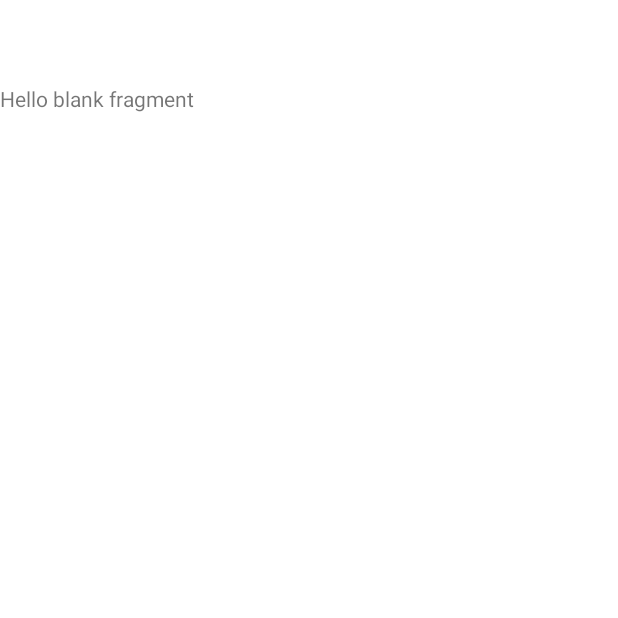
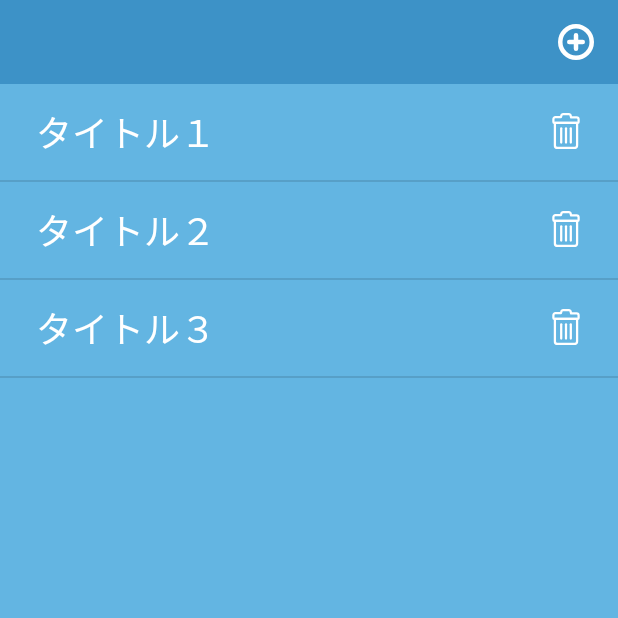
Before and after one commit to tokonatu55/todolist, an Android app: the screen it shows after launch (MainActivity), on a phone screen of 412 x 824 dp, the top half of it. Before the commit the part shown is almost empty. Run offline under Robolectric (Android 15) with nearby library versions, the phone set to English and light mode, and no system bars.

Commit message:
ダイアログ表示

```diff
--- a/TodoListApp/app/src/main/AndroidManifest.xml
+++ b/TodoListApp/app/src/main/AndroidManifest.xml
@@ -14,6 +14,7 @@
         tools:targetApi="31">
         <activity
             android:name=".ui.MainActivity"
+            android:theme="@style/Theme.TodoListApp"
             android:exported="true">
             <intent-filter>
                 <action android:name="android.intent.action.MAIN" />
--- a/TodoListApp/app/src/main/java/com/example/todolistapp/ui/MainActivity.java
+++ b/TodoListApp/app/src/main/java/com/example/todolistapp/ui/MainActivity.java
@@ -1,11 +1,13 @@
 package com.example.todolistapp.ui;
 
 import android.os.Bundle;
+import android.view.View;
 import android.widget.FrameLayout;
 
 import androidx.activity.EdgeToEdge;
 import androidx.appcompat.app.AppCompatActivity;
 import androidx.appcompat.widget.Toolbar;
+import androidx.core.content.ContextCompat;
 import androidx.core.graphics.Insets;
 import androidx.core.view.ViewCompat;
 import androidx.core.view.WindowInsetsCompat;
@@ -13,15 +15,18 @@ import androidx.core.view.WindowInsetsCompat;
 import com.example.todolistapp.R;
 import com.example.todolistapp.data.entities.Todo;
 import com.example.todolistapp.data.repositories.TodoRepository;
+import com.example.todolistapp.ui.dialog.CreateTodoListDialogFragment;
 import com.example.todolistapp.ui.todolist.TodoListFragment;
 
 public class MainActivity extends AppCompatActivity {
 
     private Toolbar toolbar;
+    private FrameLayout plusButton;
 
     @Override
     protected void onCreate(Bundle savedInstanceState) {
         super.onCreate(savedInstanceState);
+        getWindow().setStatusBarColor(ContextCompat.getColor(this, R.color.Egg_Blue_Dark_Shade));
         EdgeToEdge.enable(this);
         setContentView(R.layout.activity_main);
         ViewCompat.setOnApplyWindowInsetsListener(findViewById(R.id.main), (v, insets) -> {
@@ -31,6 +36,16 @@ public class MainActivity extends AppCompatActivity {
         });
 
         toolbar = findViewById(R.id.toolbar);
+        setSupportActionBar(toolbar);
+
+        plusButton = findViewById(R.id.plus_view);
+        plusButton.setOnClickListener(new View.OnClickListener() {
+            @Override
+            public void onClick(View v) {
+                new CreateTodoListDialogFragment().show(getSupportFragmentManager(), "");
+            }
+        });
+
         TodoListFragment  fragment = TodoListFragment.newInstance();
 
         getSupportFragmentManager().beginTransaction()
--- /dev/null
+++ b/TodoListApp/app/src/main/java/com/example/todolistapp/ui/dialog/CreateTodoListDialogFragment.java
@@ -0,0 +1,20 @@
+package com.example.todolistapp.ui.dialog;
+
+import android.os.Bundle;
+import android.view.LayoutInflater;
+import android.view.View;
+import android.view.ViewGroup;
+
+import androidx.annotation.NonNull;
+import androidx.annotation.Nullable;
+import androidx.fragment.app.DialogFragment;
+
+import com.example.todolistapp.R;
+
+public class CreateTodoListDialogFragment extends DialogFragment {
+    @Nullable
+    @Override
+    public View onCreateView(@NonNull LayoutInflater inflater, @Nullable ViewGroup container, @Nullable Bundle savedInstanceState) {
+        return inflater.inflate(R.layout.dialog_create_todo_list, container, false);
+    }
+}
--- a/TodoListApp/app/src/main/java/com/example/todolistapp/ui/todolist/TodoListFragment.java
+++ b/TodoListApp/app/src/main/java/com/example/todolistapp/ui/todolist/TodoListFragment.java
@@ -2,15 +2,26 @@ package com.example.todolistapp.ui.todolist;
 
 import android.os.Bundle;
 
+import androidx.annotation.NonNull;
+import androidx.annotation.Nullable;
 import androidx.fragment.app.Fragment;
+import androidx.recyclerview.widget.DividerItemDecoration;
+import androidx.recyclerview.widget.LinearLayoutManager;
+import androidx.recyclerview.widget.RecyclerView;
 
 import android.view.LayoutInflater;
 import android.view.View;
 import android.view.ViewGroup;
 
 import com.example.todolistapp.R;
+import com.example.todolistapp.ui.todolist.adapter.TodoListAdapter;
+
+import java.util.ArrayList;
+import java.util.List;
 
 public class TodoListFragment extends Fragment {
+
+    private RecyclerView recyclerView;
 
     private TodoListFragment() {
     }
@@ -21,13 +32,30 @@ public class TodoListFragment extends Fragment {
     }
 
     @Override
-    public void onCreate(Bundle savedInstanceState) {
-        super.onCreate(savedInstanceState);
-    }
-
-    @Override
     public View onCreateView(LayoutInflater inflater, ViewGroup container,
                              Bundle savedInstanceState) {
         return inflater.inflate(R.layout.fragment_todo_list, container, false);
     }
+
+    @Override
+    public void onViewCreated(@NonNull View view, @Nullable Bundle savedInstanceState) {
+        super.onViewCreated(view, savedInstanceState);
+        recyclerView =  view.findViewById(R.id.recyclerview);
+        LinearLayoutManager layoutManager = new LinearLayoutManager(requireContext());
+        DividerItemDecoration dividerItemDecoration =
+                new DividerItemDecoration(requireContext(),layoutManager.getOrientation());
+        List<String> sampleData = getSampleData();
+        TodoListAdapter todoListAdapter = new TodoListAdapter(sampleData);
+        recyclerView.addItemDecoration(dividerItemDecoration);
+        recyclerView.setLayoutManager(layoutManager);
+        recyclerView.setAdapter(todoListAdapter);
+    }
+
+    private List<String> getSampleData() {
+        List<String> dataset = new ArrayList<>();
+        dataset.add("タイトル１");
+        dataset.add("タイトル２");
+        dataset.add("タイトル３");
+        return dataset;
+    }
 }
--- /dev/null
+++ b/TodoListApp/app/src/main/java/com/example/todolistapp/ui/todolist/adapter/TodoListAdapter.java
@@ -0,0 +1,50 @@
+package com.example.todolistapp.ui.todolist.adapter;
+
+import android.view.LayoutInflater;
+import android.view.View;
+import android.view.ViewGroup;
+import android.widget.TextView;
+
+import androidx.annotation.NonNull;
+import androidx.recyclerview.widget.RecyclerView;
+
+import com.example.todolistapp.R;
+
+import java.util.List;
+
+public class TodoListAdapter extends RecyclerView.Adapter<TodoListAdapter.TodoListViewFolder> {
+
+    private List<String> list;
+
+    public TodoListAdapter(List<String> list) {
+        this.list = list;
+    }
+
+    @NonNull
+    @Override
+    public TodoListViewFolder onCreateViewHolder(@NonNull ViewGroup parent, int viewType) {
+        View inflate = LayoutInflater.from(parent.getContext()).inflate(R.layout.layout_todo_list_item, parent,false);
+        TodoListViewFolder vh = new TodoListViewFolder(inflate);
+        return vh;
+    }
+
+    @Override
+    public void onBindViewHolder(@NonNull TodoListViewFolder holder, int position) {
+        holder.textView.setText(list.get(position));
+    }
+
+    @Override
+    public int getItemCount() {
+        return list.size();
+    }
+
+    class TodoListViewFolder extends RecyclerView.ViewHolder {
+
+        public TextView textView;
+
+        public TodoListViewFolder(@NonNull View itemView) {
+            super(itemView);
+            textView = itemView.findViewById(R.id.title_view);
+        }
+    }
+}
--- /dev/null
+++ b/TodoListApp/app/src/main/res/drawable/ic_delet.xml
@@ -0,0 +1,41 @@
+<vector xmlns:android="http://schemas.android.com/apk/res/android"
+    android:width="24dp"
+    android:height="24dp"
+    android:viewportWidth="24"
+    android:viewportHeight="24">
+  <path
+      android:pathData="M17.7,23.3H6.3c-1,0 -1.7,-0.8 -1.7,-1.7V6.6h14.8v14.9C19.4,22.5 18.6,23.3 17.7,23.3z"
+      android:strokeLineJoin="round"
+      android:strokeWidth="1.5"
+      android:fillColor="#00000000"
+      android:strokeColor="#000000"
+      android:strokeLineCap="round"/>
+  <path
+      android:pathData="M20.4,6V4.2c0,-0.7 -0.6,-1.3 -1.3,-1.3h-3.7L15,1.4C14.8,1 14.5,0.8 14,0.8H10C9.6,0.8 9.2,1 9,1.4L8.6,2.8H4.9c-0.7,0 -1.3,0.6 -1.3,1.3V6c0,0.3 0.3,0.6 0.6,0.6h15.6C20.2,6.6 20.4,6.3 20.4,6z"
+      android:strokeLineJoin="round"
+      android:strokeWidth="1.5"
+      android:fillColor="#00000000"
+      android:strokeColor="#000000"
+      android:strokeLineCap="round"/>
+  <path
+      android:pathData="M8.8,10.2L8.8,19.7"
+      android:strokeLineJoin="round"
+      android:strokeWidth="1.5"
+      android:fillColor="#00000000"
+      android:strokeColor="#000000"
+      android:strokeLineCap="round"/>
+  <path
+      android:pathData="M12,10.2L12,19.7"
+      android:strokeLineJoin="round"
+      android:strokeWidth="1.5"
+      android:fillColor="#00000000"
+      android:strokeColor="#000000"
+      android:strokeLineCap="round"/>
+  <path
+      android:pathData="M15.2,10.2L15.2,19.7"
+      android:strokeLineJoin="round"
+      android:strokeWidth="1.5"
+      android:fillColor="#00000000"
+      android:strokeColor="#000000"
+      android:strokeLineCap="round"/>
+</vector>
--- /dev/null
+++ b/TodoListApp/app/src/main/res/drawable/ic_plus.xml
@@ -0,0 +1,7 @@
+<vector xmlns:android="http://schemas.android.com/apk/res/android" android:height="24dp" android:viewportHeight="96" android:viewportWidth="96" android:width="24dp">
+
+    <path android:fillColor="#FF000000" android:pathData="M66,42H54V30a6,6 0,0 0,-12 0V42H30a6,6 0,0 0,0 12H42V66a6,6 0,0 0,12 0V54H66a6,6 0,0 0,0 -12Z"/>
+
+    <path android:fillColor="#FF000000" android:pathData="M48,0A48,48 0,1 0,96 48,48.051 48.051,0 0,0 48,0ZM48,84A36,36 0,1 1,84 48,36.039 36.039,0 0,1 48,84Z"/>
+
+</vector>
--- a/TodoListApp/app/src/main/res/layout/activity_main.xml
+++ b/TodoListApp/app/src/main/res/layout/activity_main.xml
@@ -1,6 +1,7 @@
 <?xml version="1.0" encoding="utf-8"?>
 <androidx.appcompat.widget.LinearLayoutCompat xmlns:android="http://schemas.android.com/apk/res/android"
     xmlns:tools="http://schemas.android.com/tools"
+    xmlns:app="http://schemas.android.com/apk/res-auto"
     android:id="@+id/main"
     android:layout_width="match_parent"
     android:layout_height="match_parent"
@@ -10,7 +11,31 @@
     <androidx.appcompat.widget.Toolbar
         android:id="@+id/toolbar"
         android:layout_width="match_parent"
-        android:layout_height="?attr/actionBarSize"/>
+        android:layout_height="?attr/actionBarSize"
+        android:background="@color/astronaut_Blue">
+
+        <androidx.appcompat.widget.LinearLayoutCompat
+            android:layout_width="match_parent"
+            android:layout_height="?attr/actionBarSize"
+            android:orientation="horizontal"
+            android:gravity="end">
+
+            <FrameLayout
+                android:id="@+id/plus_view"
+                android:layout_width="?attr/actionBarSize"
+                android:layout_height="?attr/actionBarSize">
+
+                <ImageView
+                    android:layout_width="wrap_content"
+                    android:layout_height="wrap_content"
+                    android:layout_gravity="center"
+                    android:src="@drawable/ic_plus"
+                    app:tint="@color/white"/>
+            </FrameLayout>
+
+        </androidx.appcompat.widget.LinearLayoutCompat>
+
+    </androidx.appcompat.widget.Toolbar>
 
     <FrameLayout
         android:id="@+id/main_container"
--- /dev/null
+++ b/TodoListApp/app/src/main/res/layout/dialog_create_todo_list.xml
@@ -0,0 +1,39 @@
+<?xml version="1.0" encoding="utf-8"?>
+<androidx.appcompat.widget.LinearLayoutCompat xmlns:android="http://schemas.android.com/apk/res/android"
+    android:layout_width="300dp"
+    android:layout_height="200dp"
+    android:orientation="vertical">
+
+    <androidx.appcompat.widget.LinearLayoutCompat
+        android:layout_width="300dp"
+        android:layout_height="200dp"
+        android:orientation="vertical">
+
+        <TextView
+            android:layout_width="wrap_content"
+            android:layout_height="wrap_content"
+            android:layout_gravity="center"
+            android:text="TODO"
+            android:textSize="25sp"
+            android:layout_marginTop="10dp">
+        </TextView>
+
+        <EditText
+            android:layout_width="match_parent"
+            android:layout_height="wrap_content"
+            android:layout_marginLeft="16dp"
+            android:layout_marginRight="16dp"
+            android:layout_marginTop="25dp">
+        </EditText>
+
+        <Button
+            android:layout_width="wrap_content"
+            android:layout_height="wrap_content"
+            android:layout_gravity="center"
+            android:layout_marginTop="20dp"
+            android:text="OK">
+        </Button>
+
+    </androidx.appcompat.widget.LinearLayoutCompat>
+
+</androidx.appcompat.widget.LinearLayoutCompat>
--- a/TodoListApp/app/src/main/res/layout/fragment_todo_list.xml
+++ b/TodoListApp/app/src/main/res/layout/fragment_todo_list.xml
@@ -3,12 +3,14 @@
     xmlns:tools="http://schemas.android.com/tools"
     android:layout_width="match_parent"
     android:layout_height="match_parent"
-    tools:context=".ui.todolist.TodoListFragment">
+    tools:context=".ui.todolist.TodoListFragment"
+    android:background="@color/Egg_blue_Light_Shade">
 
-    <!-- TODO: Update blank fragment layout -->
-    <TextView
+    <androidx.recyclerview.widget.RecyclerView
+        android:id="@+id/recyclerview"
         android:layout_width="match_parent"
-        android:layout_height="match_parent"
-        android:text="@string/hello_blank_fragment" />
+        android:layout_height="match_parent"/>
+
+
 
 </FrameLayout>
--- /dev/null
+++ b/TodoListApp/app/src/main/res/layout/layout_todo_list_item.xml
@@ -0,0 +1,34 @@
+<?xml version="1.0" encoding="utf-8"?>
+<androidx.appcompat.widget.LinearLayoutCompat xmlns:android="http://schemas.android.com/apk/res/android"
+    xmlns:app="http://schemas.android.com/apk/res-auto"
+    android:layout_width="match_parent"
+    android:layout_height="64dp"
+    android:orientation="horizontal"
+    android:gravity="center_vertical"
+    android:paddingLeft="24dp"
+    android:paddingRight="9dp">
+
+    <TextView
+        android:id="@+id/title_view"
+        android:layout_width="0dp"
+        android:layout_height="wrap_content"
+        android:layout_weight="1"
+        android:text="タイトルタイトルタイトルタイトルタイトル"
+        android:textSize="24sp"
+        android:maxLines="1"
+        android:ellipsize="end"
+        android:textColor="@color/white"/>
+
+    <FrameLayout
+        android:id="@+id/trash_view"
+        android:layout_width="50dp"
+        android:layout_height="50dp">
+        <ImageView
+            android:layout_width="24dp"
+            android:layout_height="24dp"
+            android:src="@drawable/ic_delet"
+            app:tint="@color/white"
+            android:layout_gravity="center"/>
+    </FrameLayout>
+
+</androidx.appcompat.widget.LinearLayoutCompat>
--- a/TodoListApp/app/src/main/res/values-night/themes.xml
+++ b/TodoListApp/app/src/main/res/values-night/themes.xml
@@ -10,7 +10,7 @@
         <item name="colorSecondaryVariant">@color/teal_200</item>
         <item name="colorOnSecondary">@color/black</item>
         <!-- Status bar color. -->
-        <item name="android:statusBarColor">?attr/colorPrimaryVariant</item>
+        <item name="android:statusBarColor">@color/Egg_Blue_Dark_Shade</item>
         <!-- Customize your theme here. -->
     </style>
 </resources>
--- a/TodoListApp/app/src/main/res/values/colors.xml
+++ b/TodoListApp/app/src/main/res/values/colors.xml
@@ -7,4 +7,8 @@
     <color name="teal_700">#FF018786</color>
     <color name="black">#FF000000</color>
     <color name="white">#FFFFFFFF</color>
+    <color name="Egg_blue_Light_Shade">#63B5E2</color>
+    <color name="astronaut_Blue">#3D92C7</color>
+    <color name="Egg_Blue_Dark_Shade">#1F74AE</color>
+
 </resources>
--- a/TodoListApp/app/src/main/res/values/themes.xml
+++ b/TodoListApp/app/src/main/res/values/themes.xml
@@ -10,7 +10,7 @@
         <item name="colorSecondaryVariant">@color/teal_700</item>
         <item name="colorOnSecondary">@color/black</item>
         <!-- Status bar color. -->
-        <item name="android:statusBarColor">?attr/colorPrimaryVariant</item>
+        <item name="android:statusBarColor">@color/Egg_Blue_Dark_Shade</item>
         <!-- Customize your theme here. -->
     </style>
 </resources>
```
